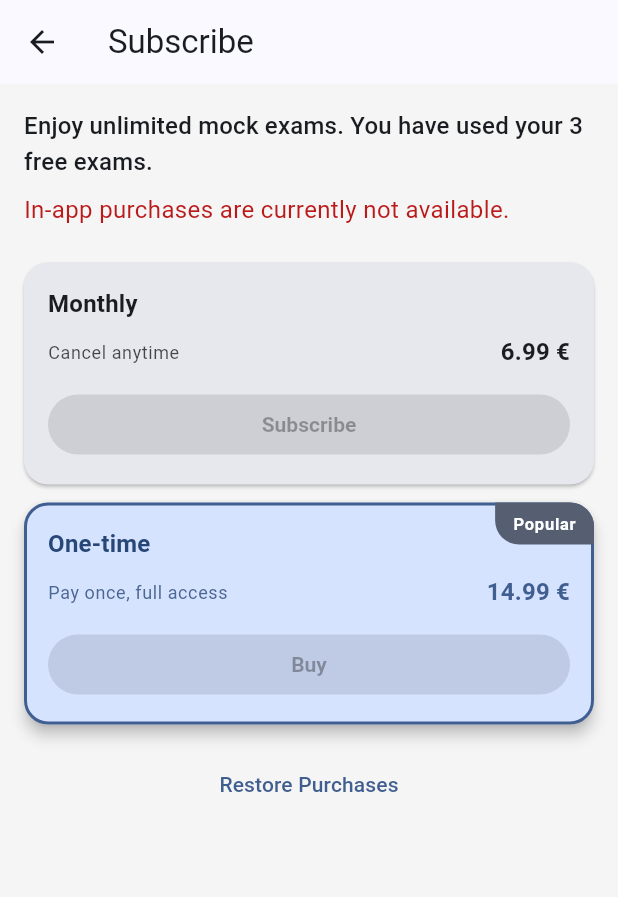
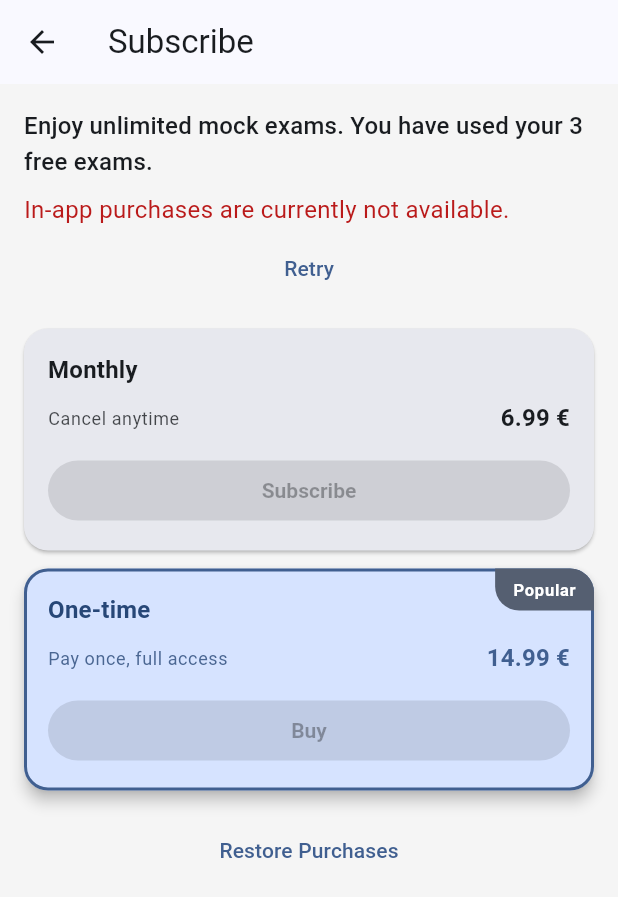
Before and after one commit to GerritSchoo/citizenship_app, a Flutter app: the PaywallScreen screen opened directly, on a phone screen of 412 x 824 dp. Shown: the top 897 px of the screen. Run offline on Flutter 3.47's test engine with Material 3 defaults, Android fonts, the phone set to English and light mode, and no system bars; our stand-ins replace flutter_localized_locales, flutter_markdown, in_app_purchase, package_info_plus, shared_preferences, sqflite and 2 more; accounts and stored records are empty.

Commit message:
make some fixes

```diff
--- a/lib/l10n/app_de.arb
+++ b/lib/l10n/app_de.arb
@@ -376,6 +376,8 @@
   "restore_checking": "Käufe werden geprüft…",
   "restore_no_purchases": "Kein Kauf gefunden",
   "finish_quiz": "Beenden",
+  "error_image_not_found": "Bild nicht gefunden",
+  "error_loading_data": "Daten konnten nicht geladen werden.",
   "exam_trials_remaining": "Noch {count} kostenloser Versuch(e)",
   "@exam_trials_remaining": {
     "placeholders": {
--- a/lib/l10n/app_en.arb
+++ b/lib/l10n/app_en.arb
@@ -376,6 +376,8 @@
   "restore_checking": "Checking purchases…",
   "restore_no_purchases": "No purchases found",
   "finish_quiz": "Finish",
+  "error_image_not_found": "Image not found",
+  "error_loading_data": "Failed to load data.",
   "exam_trials_remaining": "{count} free trial(s) remaining",
   "@exam_trials_remaining": {
     "placeholders": {
--- a/lib/l10n/app_localizations.dart
+++ b/lib/l10n/app_localizations.dart
@@ -1220,6 +1220,18 @@ abstract class AppLocalizations {
   /// **'Finish'**
   String get finish_quiz;
 
+  /// No description provided for @error_image_not_found.
+  ///
+  /// In en, this message translates to:
+  /// **'Image not found'**
+  String get error_image_not_found;
+
+  /// No description provided for @error_loading_data.
+  ///
+  /// In en, this message translates to:
+  /// **'Failed to load data.'**
+  String get error_loading_data;
+
   /// No description provided for @exam_trials_remaining.
   ///
   /// In en, this message translates to:
--- a/lib/l10n/app_localizations_de.dart
+++ b/lib/l10n/app_localizations_de.dart
@@ -618,6 +618,12 @@ class AppLocalizationsDe extends AppLocalizations {
   String get finish_quiz => 'Beenden';
 
   @override
+  String get error_image_not_found => 'Bild nicht gefunden';
+
+  @override
+  String get error_loading_data => 'Daten konnten nicht geladen werden.';
+
+  @override
   String exam_trials_remaining(int count) {
     return 'Noch $count kostenloser Versuch(e)';
   }
--- a/lib/l10n/app_localizations_en.dart
+++ b/lib/l10n/app_localizations_en.dart
@@ -613,6 +613,12 @@ class AppLocalizationsEn extends AppLocalizations {
   String get finish_quiz => 'Finish';
 
   @override
+  String get error_image_not_found => 'Image not found';
+
+  @override
+  String get error_loading_data => 'Failed to load data.';
+
+  @override
   String exam_trials_remaining(int count) {
     return '$count free trial(s) remaining';
   }
--- a/lib/src/screens/image_viewer_screen.dart
+++ b/lib/src/screens/image_viewer_screen.dart
@@ -1,5 +1,6 @@
 import 'package:flutter/material.dart';
 import 'package:flutter/services.dart';
+import '../../l10n/app_localizations.dart';
 
 class ImageViewerScreen extends StatelessWidget {
   final String imagePath;
@@ -17,7 +18,7 @@ class ImageViewerScreen extends StatelessWidget {
       imagePath,
       gaplessPlayback: true,
       errorBuilder: (context, error, stackTrace) => Center(
-        child: Text('Bild nicht gefunden', style: theme.textTheme.bodyMedium),
+        child: Text(AppLocalizations.of(context).error_image_not_found, style: theme.textTheme.bodyMedium),
       ),
       filterQuality: FilterQuality.high,
     );
@@ -35,7 +36,7 @@ class ImageViewerScreen extends StatelessWidget {
           leading: IconButton(
             icon: const Icon(Icons.arrow_back),
             onPressed: () => Navigator.of(context).maybePop(),
-            tooltip: 'Zurück',
+            tooltip: AppLocalizations.of(context).back,
           ),
         ),
         body: SafeArea(
--- a/lib/src/screens/legal_text_screen.dart
+++ b/lib/src/screens/legal_text_screen.dart
@@ -1,5 +1,6 @@
 import 'package:flutter/material.dart';
 import 'package:flutter_markdown/flutter_markdown.dart';
+import 'package:url_launcher/url_launcher.dart';
 
 class LegalTextScreen extends StatelessWidget {
   final String title;
@@ -30,8 +31,7 @@ class LegalTextScreen extends StatelessWidget {
                 ),
           ),
           onTapLink: (text, href, title) {
-            // Implement URL launching here if needed
-            // e.g. launchUrl(Uri.parse(href!));
+            if (href != null) launchUrl(Uri.parse(href), mode: LaunchMode.externalApplication);
           },
         ),
       ),
--- a/lib/src/screens/paywall_screen.dart
+++ b/lib/src/screens/paywall_screen.dart
@@ -80,14 +80,22 @@ class _PaywallScreenState extends State<PaywallScreen> {
                           Text(l10n.paywall_subtitle, style: theme.textTheme.titleMedium),
                           const SizedBox(height: 8),
                           if (_initializing) const LinearProgressIndicator(),
-                          if (!_isAvailable && !_initializing)
+                          if (!_isAvailable && !_initializing) ...[
                             Padding(
-                              padding: const EdgeInsets.only(bottom: 8.0),
+                              padding: const EdgeInsets.only(bottom: 4.0),
                               child: Text(
                                 l10n.paywall_unavailable,
                                 style: theme.textTheme.bodyMedium?.copyWith(color: theme.colorScheme.error),
                               ),
                             ),
+                            TextButton(
+                              onPressed: () {
+                                setState(() => _initializing = true);
+                                _initPurchases();
+                              },
+                              child: Text(l10n.retry),
+                            ),
+                          ],
                           if (_error != null) ...[
                             const SizedBox(height: 8),
                             Text(_error!, style: theme.textTheme.bodySmall?.copyWith(color: theme.colorScheme.error)),
--- a/lib/src/screens/progress_screen.dart
+++ b/lib/src/screens/progress_screen.dart
@@ -68,7 +68,7 @@ class _ProgressScreenState extends State<ProgressScreen> {
         future: _future,
         builder: (ctx, snap) {
           if (!snap.hasData) {
-            if (snap.hasError) return Center(child: Text('Fehler: ${snap.error}'));
+            if (snap.hasError) return Center(child: Text(AppLocalizations.of(ctx).error_loading_data));
             return const Center(child: CircularProgressIndicator());
           }
           final data = snap.data!;
```
